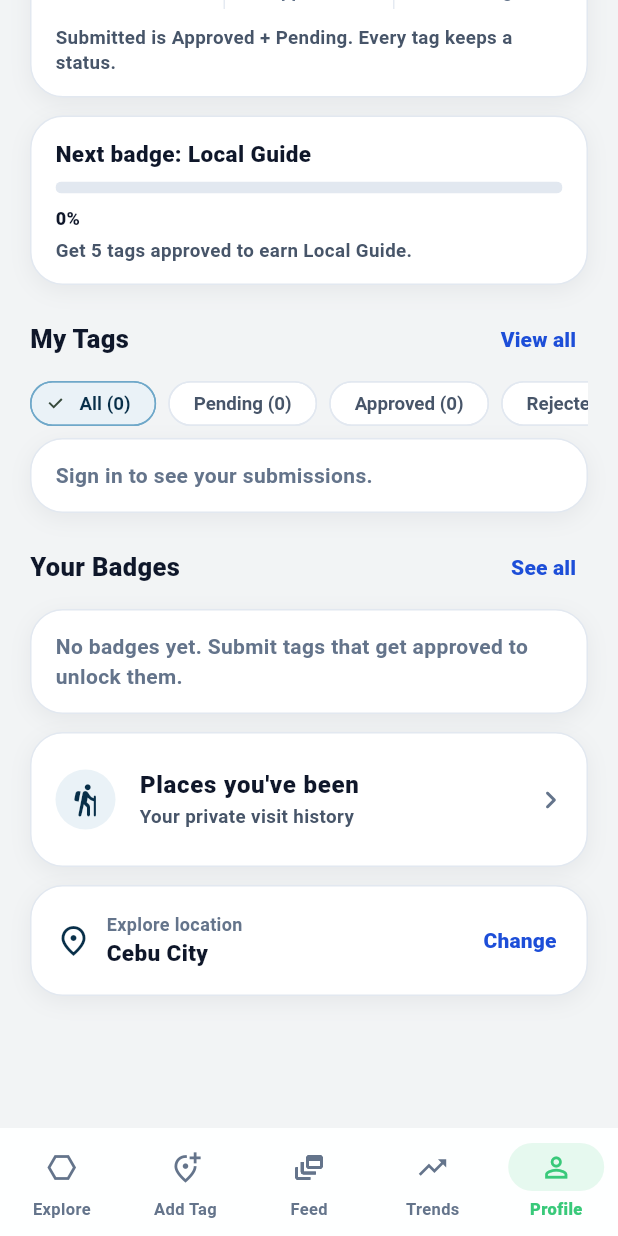
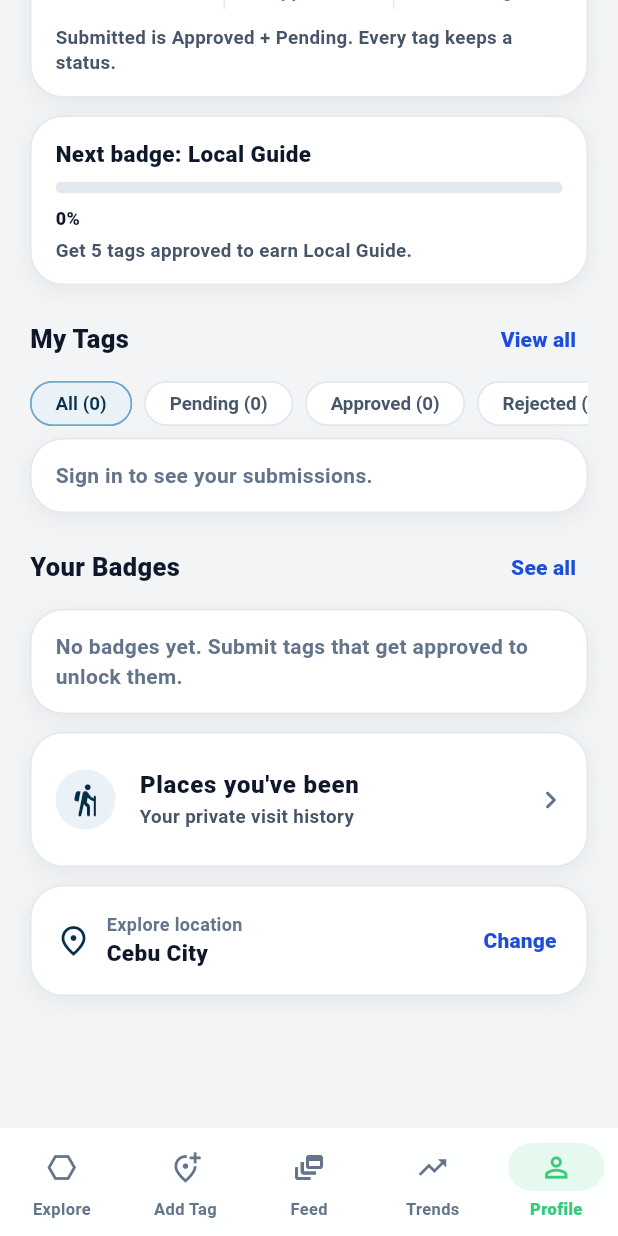
Before and after one commit to rah370/Strollwise, a Flutter app: the ProfileScreen screen opened by its route, scrolled down 314 dp, on a phone screen of 412 x 824 dp. Run offline on Flutter 3.47's test engine with Material 3 defaults, Android fonts, the phone set to English and light mode, and no system bars; our stand-ins replace dio, flutter_riverpod, flutter_secure_storage, geolocator, go_router, sentry_flutter and 1 more; missing offline and left inert: h3_flutter, maplibre_gl; accounts and stored records are empty.

Commit message:
Fix Profile list tiles painting over panel ink and tighten filter chips.
Wrap ListTiles in a transparent Material so debug assertions do not fire inside white cards, and hide ChoiceChip checkmarks so status filters stay compact.

Co-authored-by: Rahma sheikh <rah370@users.noreply.github.com>

```diff
--- a/frontend/lib/features/profile/presentation/achievements_screen.dart
+++ b/frontend/lib/features/profile/presentation/achievements_screen.dart
@@ -119,6 +119,8 @@ class _BadgeTile extends StatelessWidget {
     final style = badgeStyleFor(badge.key);
     return ProfilePanel(
       padding: const EdgeInsets.fromLTRB(12, 8, 8, 8),
+      child: Material(
+        color: Colors.transparent,
         child: ListTile(
           onTap: onTap,
           contentPadding: const EdgeInsets.symmetric(horizontal: 4),
@@ -149,6 +151,7 @@ class _BadgeTile extends StatelessWidget {
             color: earned ? AppColors.localAccent : AppColors.mutedText,
           ),
         ),
+      ),
     );
   }
 }
--- a/frontend/lib/features/profile/presentation/profile_widgets.dart
+++ b/frontend/lib/features/profile/presentation/profile_widgets.dart
@@ -551,7 +551,8 @@ class TagFilterBar extends StatelessWidget {
           for (final filter in filters) ...[
             Padding(
               padding: const EdgeInsets.only(right: 8),
-              child: ChoiceChip(
+              child:               ChoiceChip(
+                showCheckmark: false,
                 label: Text(
                   '${tagFilterLabel(filter)} (${countForFilter(stats, filter)})',
                 ),
@@ -645,6 +646,8 @@ class ProfileLinkRow extends StatelessWidget {
   Widget build(BuildContext context) {
     return ProfilePanel(
       padding: const EdgeInsets.fromLTRB(12, 8, 8, 8),
+      child: Material(
+        color: Colors.transparent,
         child: ListTile(
           contentPadding: const EdgeInsets.symmetric(horizontal: 4),
           leading: CircleAvatar(
@@ -671,6 +674,7 @@ class ProfileLinkRow extends StatelessWidget {
             color: AppColors.mutedText,
           ),
           onTap: onTap,
+        ),
       ),
     );
   }
--- a/frontend/lib/features/profile/presentation/settings_screen.dart
+++ b/frontend/lib/features/profile/presentation/settings_screen.dart
@@ -103,6 +103,8 @@ class SettingsScreen extends ConsumerWidget {
           const SizedBox(height: 8),
           ProfilePanel(
             padding: EdgeInsets.zero,
+            child: Material(
+              color: Colors.transparent,
               child: Column(
                 children: [
                   ListTile(
@@ -125,6 +127,7 @@ class SettingsScreen extends ConsumerWidget {
                 ],
               ),
             ),
+          ),
           const SizedBox(height: 24),
           if (!isDemo)
             FilledButton.tonalIcon(
```
Lines whose indentation alone changed are shown as unchanged.
